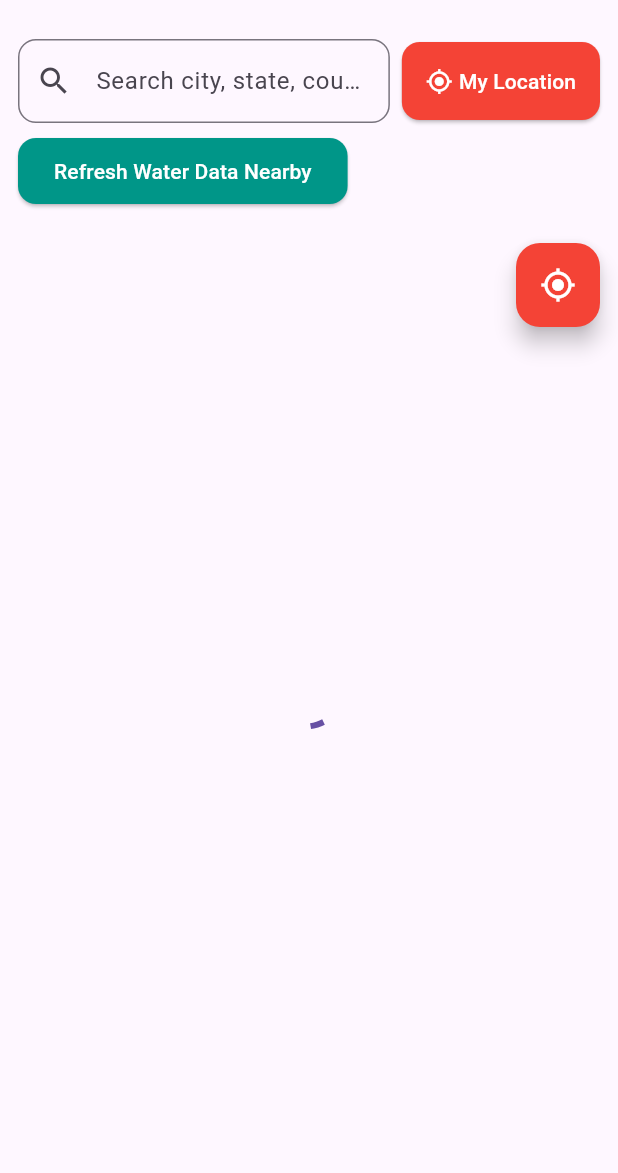
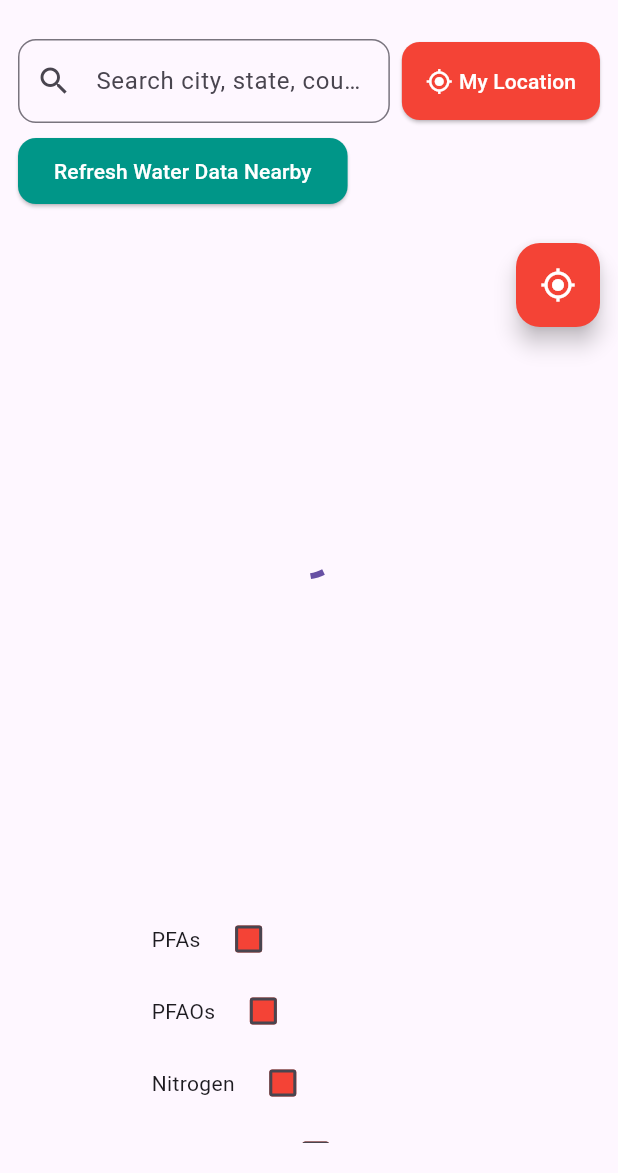
Before and after one commit to Kunj-Parikh/WaterWise, a Flutter app: the screen it shows after launch, on a phone screen of 412 x 824 dp, the part 63-1236 px from its top. Run offline on Flutter 3.47's test engine with Material 3 defaults, Android fonts, the phone set to English and light mode, and no system bars; drawn by our look-alikes of flutter_typeahead; our stand-ins replace flutter_map, geolocator, latlong2; missing offline and left inert: csv2json, flutter_map_cancellable_tile_provider.

Commit message:
working menu bar (state functionality remaining)

```diff
--- a/lib/screens/home_screen.dart
+++ b/lib/screens/home_screen.dart
@@ -407,6 +407,7 @@ class WaterQualityHomePageState extends State<WaterQualityHomePage> {
                 ],
               ),
             ),
+          buildMenuBar()
         ],
       ),
     );
--- a/lib/widgets/menu_bar.dart
+++ b/lib/widgets/menu_bar.dart
@@ -1,4 +1,40 @@
 import 'package:flutter/material.dart';
+
+class _CheckBoxState extends State<CheckBox> {
+  bool isChecked = false;
+
+  @override
+  Widget build(BuildContext context) {
+    Color getColor(Set<WidgetState> states) {
+      const Set<WidgetState> interactiveStates = <WidgetState>{
+        WidgetState.pressed,
+        WidgetState.hovered,
+        WidgetState.focused,
+      };
+      if (states.any(interactiveStates.contains)) {
+        return Colors.blue;
+      }
+      return Colors.red;
+    }
+    return Row(
+      mainAxisSize: MainAxisSize.min,
+      children: [
+        Text(widget.label),
+        const SizedBox(width: 8),
+        Checkbox(
+          checkColor: Colors.white,
+          fillColor: WidgetStateProperty.resolveWith(getColor),
+          value: isChecked,
+          onChanged: (bool? value) {
+            setState(() {
+              isChecked = value!;
+            });
+          },
+        )
+      ]
+    );
+  }
+}
 
 class FilterMenuBar extends StatefulWidget {
   const FilterMenuBar({super.key});
@@ -7,12 +43,35 @@ class FilterMenuBar extends StatefulWidget {
   State<FilterMenuBar> createState() => _FilterMenuBarState();
 }
 
-class _FilterMenuBarState extends State<FilterMenuBar> {
+class CheckBox extends StatefulWidget {
+  final String label;
+  const CheckBox({super.key, required this.label});
 
   @override
+  State<CheckBox> createState() => _CheckBoxState();
+}
+
+
+class _FilterMenuBarState extends State<FilterMenuBar> {
+  @override
   Widget build(BuildContext context) {
-    return Center(
-      child: Text('Hello world')
+    return Container(
+      width: 250,
+      height: 250,
+      padding: const EdgeInsets.all(20.0),
+      // alignment: Alignment.bottomLeft,
+      constraints: const BoxConstraints(maxHeight: 200),
+
+      child: ListView(
+        shrinkWrap: true,
+        children: [
+          CheckBox(label: "PFAs"),
+          CheckBox(label: "PFAOs"),
+          CheckBox(label: "Nitrogen"),
+          CheckBox(label: "Phosphorus"),
+          CheckBox(label: "Lead"),
+        ],
+      ),
     );
   }
 }
```
Also changed, not shown: lib/firebase_options.dart.
